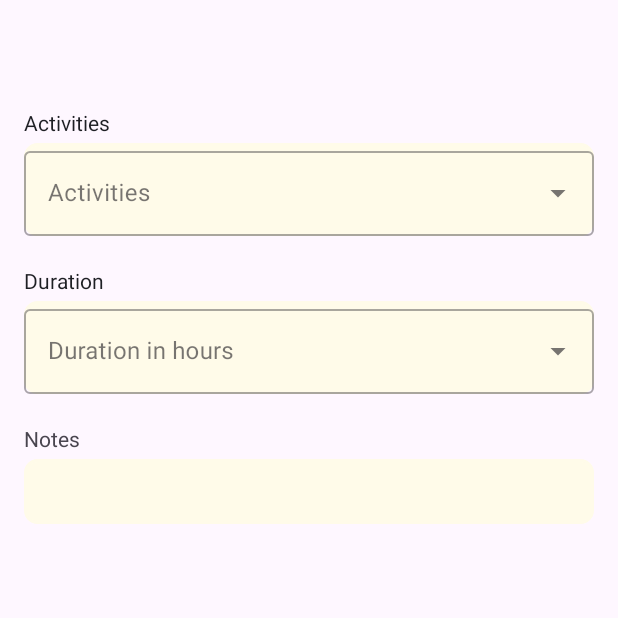
After one commit to EmoQu-Bangkit/MobileDevelopment, an Android app: the fragment ActivitiesFragment shown on its own in the app's theme, on a phone screen of 412 x 824 dp, the top half of it. The commit adds this screen. Run offline under Robolectric (Android 15) with nearby library versions, the phone set to English and light mode, and no system bars; 4 statements that could not run were skipped.

Commit message:
fetch API for feature authentication, create authentication model, create data store to store application sessions, implement model with views using MVVM concepts for feature authentication, refine authentication layout, and create layout augment user activity

```diff
--- a/app/src/main/java/com/capstone/emoqu/data/retrofit/ApiService.kt
+++ b/app/src/main/java/com/capstone/emoqu/data/retrofit/ApiService.kt
@@ -10,10 +10,10 @@ interface ApiService {
     @FormUrlEncoded
     @POST("auth/register")
     suspend fun register(
-        @Field("email") email:String,
-        @Field("password") password: String,
         @Field("firstName") firstName:String,
         @Field("lastName") lastName:String,
+        @Field("email") email:String,
+        @Field("password") password: String
     ): RegisterResponse
 
     @FormUrlEncoded
--- /dev/null
+++ b/app/src/main/java/com/capstone/emoqu/ui/add/ActivitiesFragment.kt
@@ -0,0 +1,57 @@
+package com.capstone.emoqu.ui.add
+
+import android.os.Bundle
+import androidx.fragment.app.Fragment
+import android.view.LayoutInflater
+import android.view.View
+import android.view.ViewGroup
+import android.widget.AdapterView
+import android.widget.ArrayAdapter
+import android.widget.Toast
+import com.capstone.emoqu.R
+import com.capstone.emoqu.databinding.FragmentActivitiesBinding
+
+class ActivitiesFragment : Fragment() {
+
+    private val itemActivities = listOf(
+        "Dating",
+        "Eating",
+        "Entertainment",
+        "Study",
+        "Sleep",
+        "Self care",
+        "Traveling",
+        "Work",
+        "Workout"
+    )
+
+    private val itemDuration = listOf("1", "2", "3", "4", "5", "6", "7", "8", "9", "10", "11", "12", "13", "14", "15", "16", "17", "18", "19", "20", "21", "22", "23", "24")
+
+    private lateinit var _binding: FragmentActivitiesBinding
+    private val binding get() = _binding
+
+    override fun onCreateView(
+        inflater: LayoutInflater, container: ViewGroup?,
+        savedInstanceState: Bundle?
+    ): View {
+        _binding = FragmentActivitiesBinding.inflate(inflater, container, false)
+        return binding.root
+    }
+
+    override fun onViewCreated(view: View, savedInstanceState: Bundle?) {
+        super.onViewCreated(view, savedInstanceState)
+        val adapterActivities = ArrayAdapter(requireContext(), R.layout.list_items, itemActivities)
+        val adapterDuration = ArrayAdapter(requireContext(), R.layout.list_items, itemDuration)
+
+        binding.autoCompleteActivity.setAdapter(adapterActivities)
+        binding.autoCompleteDuration.setAdapter(adapterDuration)
+
+        val itemClickListener = AdapterView.OnItemClickListener { adapterView, _, i, _ ->
+            val itemSelected = adapterView.getItemAtPosition(i)
+            Toast.makeText(requireContext(), "Item: $itemSelected", Toast.LENGTH_SHORT).show()
+        }
+
+        binding.autoCompleteActivity.onItemClickListener = itemClickListener
+        binding.autoCompleteDuration.onItemClickListener = itemClickListener
+    }
+}
--- a/app/src/main/res/drawable/tv_background.xml
+++ b/app/src/main/res/drawable/tv_background.xml
@@ -1,4 +1,7 @@
 <shape xmlns:android="http://schemas.android.com/apk/res/android">
-    <solid android:color="@color/light_background_yellow_2"/> <!-- Mengisi latar belakang dengan warna tertentu -->
+    <solid android:color="@color/light_background_yellow_2"/>
+    <stroke
+        android:width="2dp"
+        android:color="@color/light_background_yellow_2"/>
     <corners android:radius="8dp"/>
 </shape>
--- /dev/null
+++ b/app/src/main/res/layout/fragment_activities.xml
@@ -0,0 +1,86 @@
+<?xml version="1.0" encoding="utf-8"?>
+<LinearLayout xmlns:android="http://schemas.android.com/apk/res/android"
+    xmlns:tools="http://schemas.android.com/tools"
+    android:layout_width="match_parent"
+    android:layout_height="match_parent"
+    android:paddingVertical="48dp"
+    android:paddingHorizontal="16dp"
+    android:orientation="vertical"
+    android:focusableInTouchMode="true"
+    tools:context=".ui.add.ActivitiesFragment">
+
+
+    <TextView
+        android:id="@+id/tv_activities"
+        android:layout_width="match_parent"
+        android:layout_height="wrap_content"
+        android:layout_marginTop="24dp"
+        android:alpha="1"
+        android:text="@string/activities"
+        android:textSize="14sp"
+        android:textColor="@color/light_text_grey_12" />
+
+    <com.google.android.material.textfield.TextInputLayout
+        android:id="@+id/ed_activities"
+        android:layout_width="match_parent"
+        android:layout_height="wrap_content"
+        android:layout_marginTop="4dp"
+        android:background="@drawable/tv_background"
+        style="@style/Widget.MaterialComponents.TextInputLayout.OutlinedBox.ExposedDropdownMenu">
+
+        <AutoCompleteTextView
+            android:id="@+id/auto_complete_activity"
+            android:layout_width="match_parent"
+            android:layout_height="wrap_content"
+            android:hint="@string/activity_label"
+            android:textColorHint="@color/light_border_yellow_8"
+            android:inputType="none"/>
+
+    </com.google.android.material.textfield.TextInputLayout>
+
+    <TextView
+        android:id="@+id/tv_duration"
+        android:layout_width="match_parent"
+        android:layout_height="wrap_content"
+        android:layout_marginTop="20dp"
+        android:alpha="1"
+        android:text="@string/duration"
+        android:textSize="14sp"
+        android:textColor="@color/light_text_grey_12" />
+
+    <com.google.android.material.textfield.TextInputLayout
+        android:id="@+id/ed_duration"
+        android:layout_width="match_parent"
+        android:layout_height="wrap_content"
+        android:background="@drawable/tv_background"
+        android:layout_marginTop="4dp"
+        android:layout_marginBottom="20dp"
+        style="@style/Widget.MaterialComponents.TextInputLayout.OutlinedBox.ExposedDropdownMenu">
+
+        <AutoCompleteTextView
+            android:id="@+id/auto_complete_duration"
+            android:layout_width="match_parent"
+            android:layout_height="wrap_content"
+            android:hint="@string/duration_hours"
+            android:textColorHint="@color/light_border_yellow_8"
+            android:inputType="none"/>
+
+    </com.google.android.material.textfield.TextInputLayout>
+
+    <TextView
+        android:id="@+id/tv_description"
+        android:layout_width="match_parent"
+        android:layout_height="wrap_content"
+        android:text="@string/notes"
+        tools:layout_editor_absoluteX="16dp" />
+
+    <com.capstone.emoqu.component.CustomEditText
+        android:id="@+id/ed_description"
+        android:layout_width="match_parent"
+        android:layout_height="wrap_content"
+        android:padding="12dp"
+        android:layout_marginTop="4dp"
+        android:background="@drawable/tv_background" />
+
+
+</LinearLayout>
--- a/app/src/main/res/values/strings.xml
+++ b/app/src/main/res/values/strings.xml
@@ -40,4 +40,11 @@
     <string name="good_label">Good</string>
     <string name="excellent_label">Excellent</string>
     <string name="choose_mood">Tap to record your mood</string>
+    <string name="activity_label">Activities</string>
+    <string name="duration_label">Duration</string>
+    <string name="duration_hours">Duration in hours</string>
+    <string name="duration">Duration</string>
+    <string name="activities">Activities</string>
+    <string name="notes">Notes</string>
+    <string name="notes_example">Example Notes: Hari ini aku senang banget karena mendapatkan pengumuman magang di perusahaan komputer, main hp dan mengabarkan teman.</string>
 </resources>
```
